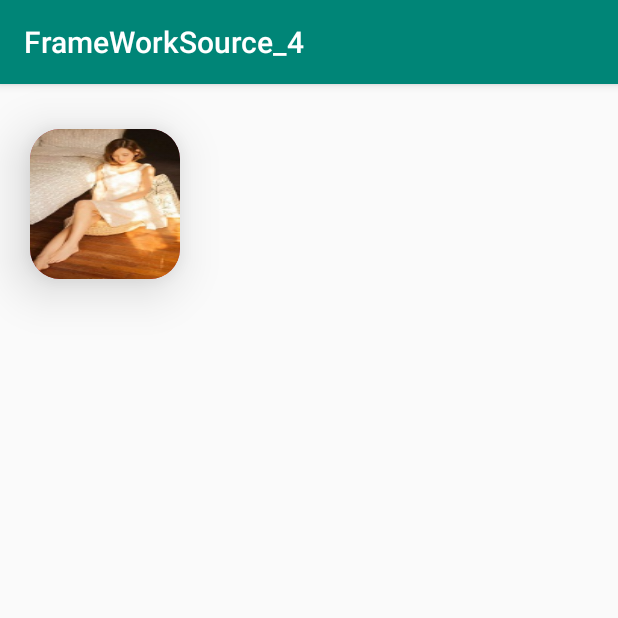
After one commit to hezijie1234/FrameWorkSource_4, an Android app: the CardViewTestActivity screen opened directly, with no data from a screen before it, on a phone screen of 412 x 824 dp, the top half of it. The commit adds this screen. Run offline under Robolectric (Android 15) with nearby library versions, the phone set to English and light mode, and no system bars.

Commit message:
cardview兼容性问题处理

```diff
--- a/app/build.gradle
+++ b/app/build.gradle
@@ -27,4 +27,5 @@ dependencies {
     androidTestImplementation 'androidx.test:runner:1.1.1'
     androidTestImplementation 'androidx.test.espresso:espresso-core:3.1.1'
     implementation 'androidx.recyclerview:recyclerview:1.1.0'
+    implementation 'androidx.cardview:cardview:1.0.0'
 }
--- a/app/src/main/AndroidManifest.xml
+++ b/app/src/main/AndroidManifest.xml
@@ -9,7 +9,8 @@
         android:roundIcon="@mipmap/ic_launcher_round"
         android:supportsRtl="true"
         android:theme="@style/AppTheme">
-        <activity android:name=".RVTestActivity"></activity>
+        <activity android:name=".CardViewTestActivity"></activity>
+        <activity android:name=".RVTestActivity" />
         <activity android:name=".ViewBaseActivity1" />
         <activity android:name=".MainActivity">
             <intent-filter>
--- /dev/null
+++ b/app/src/main/java/com/zijie/frameworksource_4/CardViewTestActivity.java
@@ -0,0 +1,14 @@
+package com.zijie.frameworksource_4;
+
+import androidx.appcompat.app.AppCompatActivity;
+
+import android.os.Bundle;
+
+public class CardViewTestActivity extends AppCompatActivity {
+
+    @Override
+    protected void onCreate(Bundle savedInstanceState) {
+        super.onCreate(savedInstanceState);
+        setContentView(R.layout.activity_card_view_test);
+    }
+}
--- a/app/src/main/java/com/zijie/frameworksource_4/MainActivity.java
+++ b/app/src/main/java/com/zijie/frameworksource_4/MainActivity.java
@@ -22,4 +22,8 @@ public class MainActivity extends AppCompatActivity {
 
         startActivity(new Intent(this,RVTestActivity.class));
     }
+
+    public void cardviewClick(View view) {
+        startActivity(new Intent(this,CardViewTestActivity.class));
+    }
 }
--- /dev/null
+++ b/app/src/main/res/layout/activity_card_view_test.xml
@@ -0,0 +1,22 @@
+<?xml version="1.0" encoding="utf-8"?>
+<FrameLayout xmlns:android="http://schemas.android.com/apk/res/android"
+    xmlns:app="http://schemas.android.com/apk/res-auto"
+    xmlns:tools="http://schemas.android.com/tools"
+    android:layout_width="match_parent"
+    android:layout_height="match_parent"
+    tools:context=".CardViewTestActivity">
+    <androidx.cardview.widget.CardView
+        android:layout_width="wrap_content"
+        android:layout_height="wrap_content"
+        app:cardCornerRadius="20dp"
+        app:cardPreventCornerOverlap="false"
+        app:cardElevation="20dp"
+        app:cardUseCompatPadding="true"
+        app:cardBackgroundColor="@color/colorAccent">
+        <ImageView
+            android:layout_width="100dp"
+            android:layout_height="100dp"
+            android:scaleType="fitXY"
+            android:src="@mipmap/icon_0"/>
+    </androidx.cardview.widget.CardView>
+</FrameLayout>
--- a/app/src/main/res/layout/activity_main.xml
+++ b/app/src/main/res/layout/activity_main.xml
@@ -20,6 +20,11 @@
             android:layout_height="wrap_content"
             android:onClick="recycleViewClick"
             android:text="recycleview"/>
+        <Button
+            android:layout_width="wrap_content"
+            android:layout_height="wrap_content"
+            android:onClick="cardviewClick"
+            android:text="cardview测试"/>
     </LinearLayout>
 
 </androidx.core.widget.NestedScrollView>
--- /dev/null
+++ b/app/src/main/res/values-v21/dimens.xml
@@ -0,0 +1,4 @@
+<?xml version="1.0" encoding="utf-8"?>
+<resources>
+    <dimen name="card_margin">20dp</dimen>
+</resources>
--- /dev/null
+++ b/app/src/main/res/values/dimens.xml
@@ -0,0 +1,4 @@
+<?xml version="1.0" encoding="utf-8"?>
+<resources>
+    <dimen name="card_margin">0dp</dimen>
+</resources>
```
